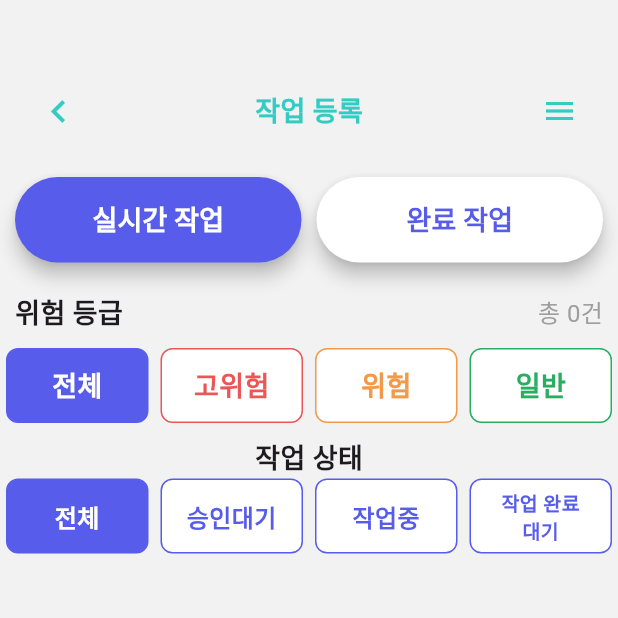
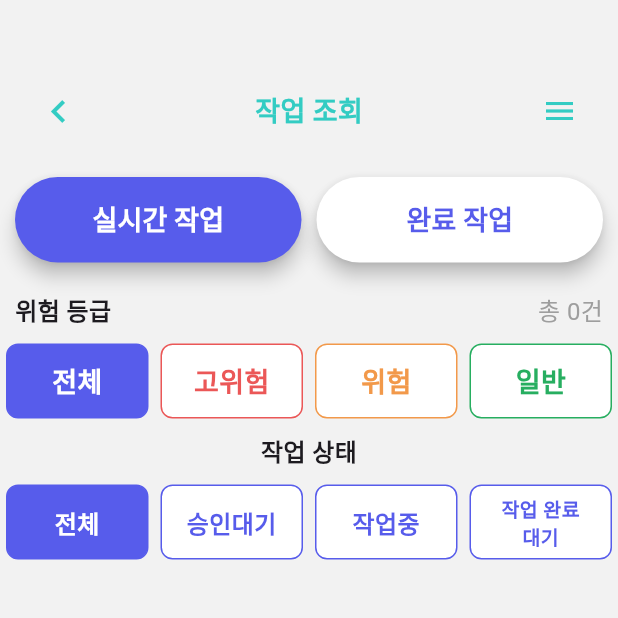
Before and after one commit to jyoung2419/smartsafety_light_app, a Flutter app: the WorkListScreen screen opened directly, on a phone screen of 412 x 824 dp, the top half of it. Run offline on Flutter 3.47's test engine with Material 3 defaults, Android fonts, the phone set to English and light mode, and no system bars; our stand-ins replace flutter_dotenv, flutter_secure_storage, flutter_svg, image_picker, signature; accounts and stored records are empty; network calls fail; Roboto replaces fonts that are missing (Pretendard).

Commit message:
create logic for workHisListWidget-완료된 작업 리스트 조회

```diff
--- a/lib/providers/work_list_provider.dart
+++ b/lib/providers/work_list_provider.dart
@@ -70,6 +70,7 @@ class WorkListProvider with ChangeNotifier {
     }
   }
 
+  // 작업 상세 조회 (완료)
   Future<void> fetchCompletedWorkDetail(String wnum) async {
     final url = Uri.parse('$apiBase/smartSafetyDetailHis');
     final response = await http.post(
--- a/lib/screens/work_list_screen.dart
+++ b/lib/screens/work_list_screen.dart
@@ -29,7 +29,7 @@ class _WorkListScreenState extends State<WorkListScreen> {
             Column(
               children: [
                 const Header(
-                  title: "작업 등록",
+                  title: "작업 조회",
                   backgroundColor: Color(0xFFF2F2F2),
                 ),
                 Padding(
@@ -88,13 +88,12 @@ class _WorkListScreenState extends State<WorkListScreen> {
                 Expanded(
                   child: category == 0
                       ? const WorkListWidget()
-                      // : const WorkHisListWidget(),
-                    : const WorkListWidget()
+                      : const WorkHisListWidget(),
                 ),
               ],
             ),
             if (showDetail)
-              const WorkDetailWidget(), // Stack 위에 겹쳐서 보여짐
+              const WorkDetailWidget(),
           ],
         ),
       ),
--- a/lib/widgets/work_list/category_wstate_danger_widget.dart
+++ b/lib/widgets/work_list/category_wstate_danger_widget.dart
@@ -2,14 +2,14 @@ import 'package:flutter/material.dart';
 
 class CategoryWstateDangerWidget extends StatelessWidget {
   final int category;
-  final int categoryWState;
-  final Function(int dstate, int wstate) onCategoryChanged;
+  final int? categoryWState;
+  final Function(int dstate, [int? wstate]) onCategoryChanged;
   final double height;
 
   const CategoryWstateDangerWidget({
     super.key,
     required this.category,
-    required this.categoryWState,
+    this.categoryWState,
     required this.onCategoryChanged,
     this.height = 50,
   });
@@ -31,7 +31,7 @@ class CategoryWstateDangerWidget extends StatelessWidget {
       String label,
       int value,
       int selected,
-      int wstate,
+      int? wstate,
       String colorHex,
       ) {
     final bool isSelected = value == selected;
--- a/lib/widgets/work_list/category_wstate_step_widget.dart
+++ b/lib/widgets/work_list/category_wstate_step_widget.dart
@@ -2,14 +2,14 @@ import 'package:flutter/material.dart';
 
 class CategoryWstateStepWidget extends StatelessWidget {
   final int category;
-  final int categoryWState;
-  final Function(int dstate, int wstate) onCategoryChanged;
+  final int? categoryWState;
+  final Function(int dstate, [int? wstate]) onCategoryChanged;
   final double height;
 
   const CategoryWstateStepWidget({
     super.key,
     required this.category,
-    required this.categoryWState,
+    this.categoryWState,
     required this.onCategoryChanged,
     this.height = 50,
   });
@@ -61,7 +61,6 @@ class CategoryWstateStepWidget extends StatelessWidget {
   }
 }
 
-// HEX 문자열 → Color 객체 변환 유틸
 class HexColor extends Color {
   HexColor(final int hexColor) : super(hexColor);
 
--- a/lib/widgets/work_list/work_list_widget.dart
+++ b/lib/widgets/work_list/work_list_widget.dart
@@ -32,8 +32,8 @@ class _WorkListWidgetState extends State<WorkListWidget> {
     });
   }
 
-  void onCategoryPressed(int dstate, int wstate) {
-    fetchList(dstate, wstate);
+  void onCategoryPressed(int dstate, [int? wstate]) {
+    fetchList(dstate, wstate ?? 0); // null일 경우 0으로 처리
   }
 
   @override
@@ -49,7 +49,7 @@ class _WorkListWidgetState extends State<WorkListWidget> {
           child: Row(
             mainAxisAlignment: MainAxisAlignment.spaceBetween,
             children: [
-              const Text("위험 등급", style: TextStyle(fontSize: 18, fontWeight: FontWeight.bold)),
+              const Text("위험 등급", style: TextStyle(fontSize: 16, fontWeight: FontWeight.bold)),
               Text("총 ${workList.length}건", style: const TextStyle(fontSize: 16, color: Colors.grey)),
             ],
           ),
@@ -61,8 +61,8 @@ class _WorkListWidgetState extends State<WorkListWidget> {
         ),
         const SizedBox(height: 10),
         const Padding(
-          padding: EdgeInsets.symmetric(horizontal: 10),
-          child: Text("작업 상태", style: TextStyle(fontSize: 18, fontWeight: FontWeight.bold)),
+          padding: EdgeInsets.only(bottom: 10.0, left: 10, right: 10),
+          child: Text("작업 상태", style: TextStyle(fontSize: 16, fontWeight: FontWeight.bold)),
         ),
         CategoryWstateStepWidget(
           category: category,
```
Also changed, not shown: lib/widgets/work_list/work_his_card.dart (+8 -20 lines), lib/widgets/work_list/work_his_list_widget.dart (+73 -88 lines).
